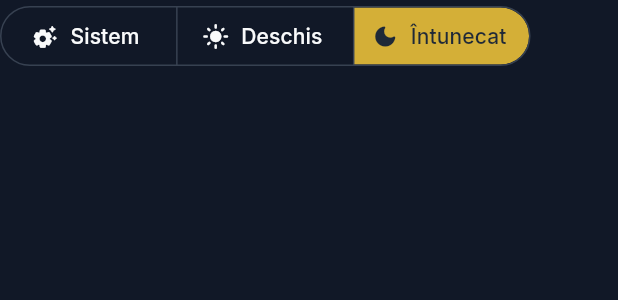
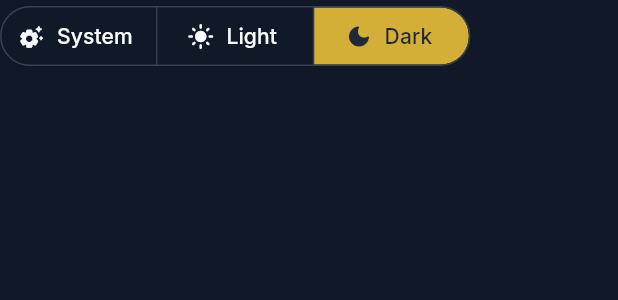
Before and after one commit to Umer9538/CJE, a Flutter app: the ThemeModeSelector widget shown alone on an empty page, opened directly, on a phone screen of 412 x 824 dp. Shown: the top 300 px of the screen. Run offline on Flutter 3.47's test engine with Material 3 defaults, Android fonts, the phone set to English and light mode, and no system bars; our stand-ins replace cloud_firestore, equatable, file_picker, firebase_auth, firebase_core, firebase_messaging and 11 more; missing offline and left inert: google_mlkit_translation; accounts and stored records are empty; network calls fail.

Commit message:
Update translation widget and theme toggle button

```diff
--- a/lib/views/widgets/theme/theme_toggle_button.dart
+++ b/lib/views/widgets/theme/theme_toggle_button.dart
@@ -10,6 +10,7 @@ class ThemeToggleButton extends ConsumerWidget {
 
   @override
   Widget build(BuildContext context, WidgetRef ref) {
+    final l10n = AppLocalizations.of(context);
     // Watch theme mode to rebuild on change
     ref.watch(themeModeProvider);
     final isDark = Theme.of(context).brightness == Brightness.dark;
@@ -22,7 +23,7 @@ class ThemeToggleButton extends ConsumerWidget {
       onPressed: () {
         ref.read(themeModeProvider.notifier).toggle();
       },
-      tooltip: isDark ? 'Activează tema deschisă' : 'Activează tema întunecată',
+      tooltip: isDark ? l10n.translate('enable_light_theme') : l10n.translate('enable_dark_theme'),
     );
   }
 }
@@ -33,24 +34,25 @@ class ThemeModeSelector extends ConsumerWidget {
 
   @override
   Widget build(BuildContext context, WidgetRef ref) {
+    final l10n = AppLocalizations.of(context);
     final themeMode = ref.watch(themeModeProvider);
 
     return SegmentedButton<ThemeMode>(
-      segments: const [
+      segments: [
         ButtonSegment<ThemeMode>(
           value: ThemeMode.system,
-          icon: Icon(Icons.settings_suggest_rounded),
-          label: Text('Sistem'),
+          icon: const Icon(Icons.settings_suggest_rounded),
+          label: Text(l10n.translate('system')),
         ),
         ButtonSegment<ThemeMode>(
           value: ThemeMode.light,
-          icon: Icon(Icons.light_mode_rounded),
-          label: Text('Deschis'),
+          icon: const Icon(Icons.light_mode_rounded),
+          label: Text(l10n.translate('light')),
         ),
         ButtonSegment<ThemeMode>(
           value: ThemeMode.dark,
-          icon: Icon(Icons.dark_mode_rounded),
-          label: Text('Întunecat'),
+          icon: const Icon(Icons.dark_mode_rounded),
+          label: Text(l10n.translate('dark')),
         ),
       ],
       selected: {themeMode},
@@ -68,6 +70,7 @@ class ThemeSettingsTile extends ConsumerWidget {
 
   @override
   Widget build(BuildContext context, WidgetRef ref) {
+    final l10n = AppLocalizations.of(context);
     final themeMode = ref.watch(themeModeProvider);
 
     String themeName;
@@ -75,31 +78,31 @@ class ThemeSettingsTile extends ConsumerWidget {
 
     switch (themeMode) {
       case ThemeMode.system:
-        themeName = 'Sistem';
+        themeName = l10n.translate('system');
         themeIcon = Icons.settings_suggest_rounded;
         break;
       case ThemeMode.light:
-        themeName = 'Temă deschisă';
+        themeName = l10n.translate('light_theme');
         themeIcon = Icons.light_mode_rounded;
         break;
       case ThemeMode.dark:
-        themeName = 'Temă întunecată';
+        themeName = l10n.translate('dark_theme');
         themeIcon = Icons.dark_mode_rounded;
         break;
     }
 
     return ListTile(
       leading: Icon(themeIcon),
-      title: const Text('Aspect'),
+      title: Text(l10n.translate('appearance')),
       subtitle: Text(themeName),
       trailing: const Icon(Icons.chevron_right),
       onTap: () {
-        _showThemeBottomSheet(context, ref);
+        _showThemeBottomSheet(context, ref, l10n);
       },
     );
   }
 
-  void _showThemeBottomSheet(BuildContext context, WidgetRef ref) {
+  void _showThemeBottomSheet(BuildContext context, WidgetRef ref, AppLocalizations l10n) {
     showModalBottomSheet(
       context: context,
       useRootNavigator: true, // Show above bottom navigation bar
@@ -118,15 +121,15 @@ class ThemeSettingsTile extends ConsumerWidget {
                     Padding(
                       padding: const EdgeInsets.all(AppSizes.paddingMD),
                       child: Text(
-                        'Selectează aspectul',
+                        l10n.translate('select_appearance'),
                         style: Theme.of(context).textTheme.titleLarge,
                       ),
                     ),
                     _buildThemeOption(
                       context: context,
                       ref: ref,
-                      title: 'Sistem',
-                      subtitle: 'Urmează setările dispozitivului',
+                      title: l10n.translate('system'),
+                      subtitle: l10n.translate('follow_device_settings'),
                       icon: Icons.settings_suggest_rounded,
                       mode: ThemeMode.system,
                       currentMode: themeMode,
@@ -138,8 +141,8 @@ class ThemeSettingsTile extends ConsumerWidget {
                     _buildThemeOption(
                       context: context,
                       ref: ref,
-                      title: 'Temă deschisă',
-                      subtitle: 'Aspect luminos',
+                      title: l10n.translate('light_theme'),
+                      subtitle: l10n.translate('light_appearance'),
                       icon: Icons.light_mode_rounded,
                       mode: ThemeMode.light,
                       currentMode: themeMode,
@@ -151,8 +154,8 @@ class ThemeSettingsTile extends ConsumerWidget {
                     _buildThemeOption(
                       context: context,
                       ref: ref,
-                      title: 'Temă întunecată',
-                      subtitle: 'Aspect întunecat',
+                      title: l10n.translate('dark_theme'),
+                      subtitle: l10n.translate('dark_appearance'),
                       icon: Icons.dark_mode_rounded,
                       mode: ThemeMode.dark,
                       currentMode: themeMode,
```
Also changed, not shown: lib/views/widgets/translation/translated_text.dart (+25 -21 lines).
